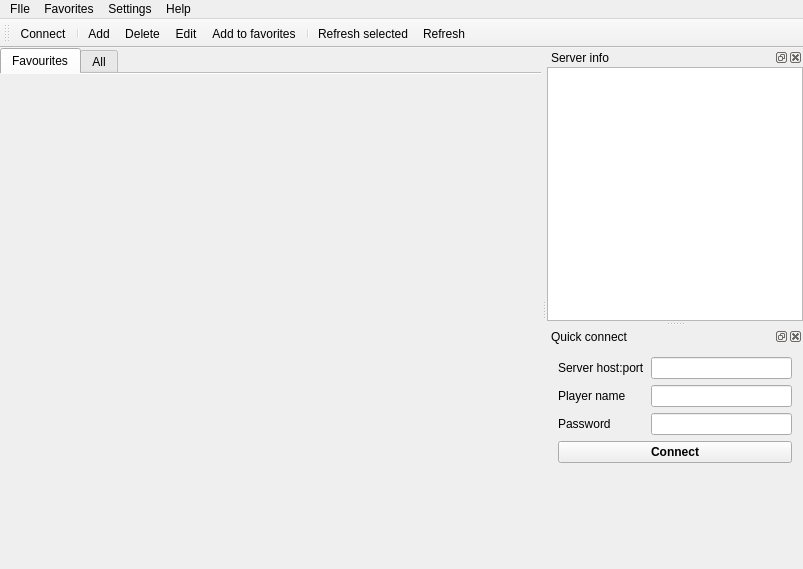
Before: the Qt Designer form src/mainwindow.ui in navrocky/urtconnector, drawn with Qt 5.
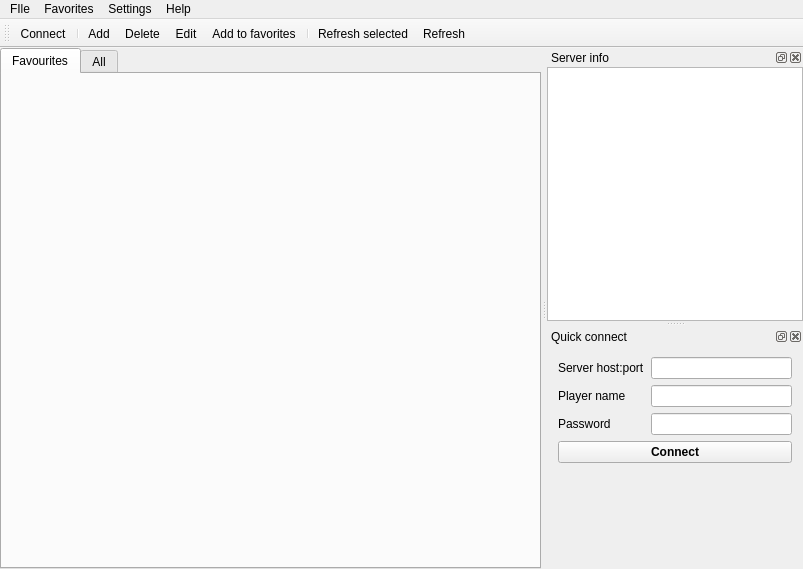
After: the same form once the commit is applied. Icons and pictures are not drawn.

Diff of the .ui file:
```diff
--- a/src/mainwindow.ui
+++ b/src/mainwindow.ui
@@ -20,12 +20,6 @@
     </property>
     <item>
      <widget class="QTabWidget" name="tabWidget">
-      <property name="currentIndex">
-       <number>0</number>
-      </property>
-      <property name="documentMode">
-       <bool>true</bool>
-      </property>
       <widget class="QWidget" name="tabFav">
        <attribute name="icon">
         <iconset resource="images.qrc">
```
Left out of the diff: 6 changed lines with no effect on the pictures.
